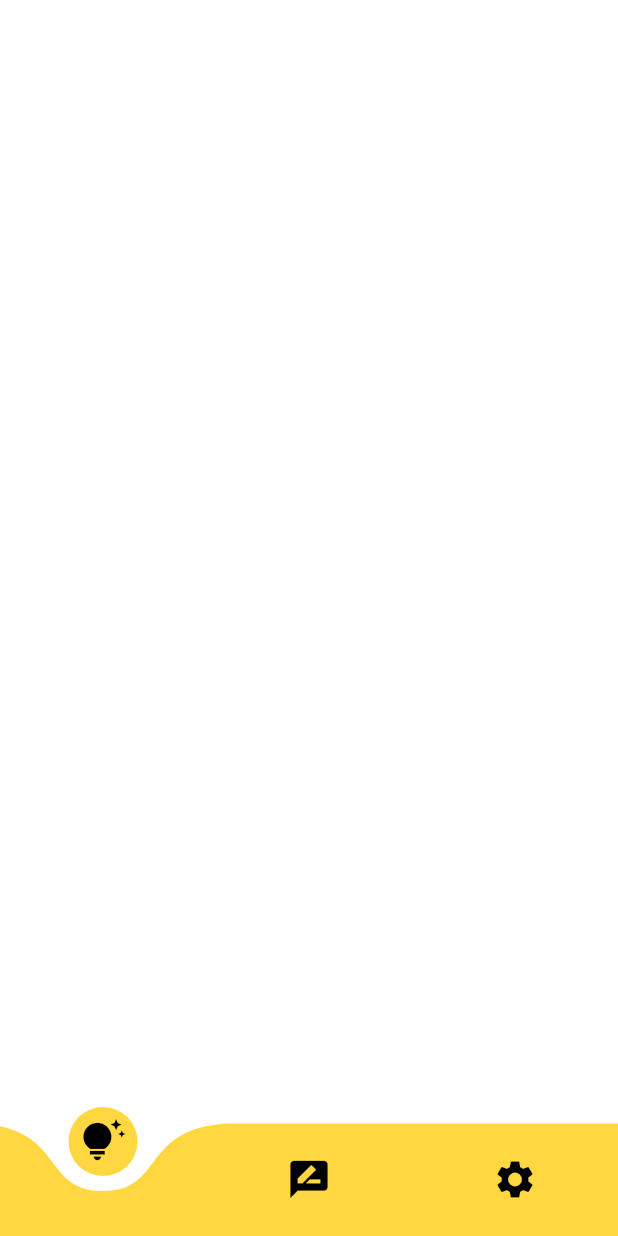
After one commit to Khushi740/hostelhive, a Flutter app: the screen it shows after launch, after a tap on "Login", on a phone screen of 412 x 824 dp. The commit adds this screen. Run offline on Flutter 3.47's test engine with Material 2 defaults, Android fonts, the phone set to English and light mode, and no system bars; drawn by our look-alikes of curved_navigation_bar.

Commit message:
Added notice screen
Signed-off-by: ishitag22 <ishitagaur4@gmail.com>

```diff
--- a/lib/login.dart
+++ b/lib/login.dart
@@ -1,3 +1,4 @@
+import 'package:final_minor/notice.dart';
 import 'package:final_minor/register.dart';
 import 'package:flutter/cupertino.dart';
 import 'package:flutter/gestures.dart';
@@ -93,14 +94,17 @@ class _LoginPageState extends State<LoginPage> {
                 borderRadius: BorderRadius.circular(50)
               ),width: MediaQuery.of(context).size
                 .width,height: 40,
+                child: TextButton( onPressed: (){
+                  Navigator.push(context, MaterialPageRoute(builder: (_)=> notice()));
+                },
                 child: const Center(child: Text('Login',style: TextStyle(color: Colors.white,fontWeight: FontWeight.w700,fontSize: 15),),)),
-
-              const SizedBox(height: 15,),
+              ),
+              //child: const SizedBox(height: 15,),
               Center(
                 child: InkWell(onTap: ()=> Navigator.push(context,MaterialPageRoute(builder: (_)=> const SignUp())),
                   child: const Text.rich(TextSpan(children: [
                     TextSpan(text:"Don't have an account yet? Register",style: TextStyle(fontSize:12 )),
-                    TextSpan(text: 'here',style: TextStyle(fontSize: 12,color: Color(0xFFF9A826))),
+                    TextSpan(text: ' here',style: TextStyle(fontSize: 12,color: Color(0xFFF9A826))),
                   ])),
                 ),
               )
--- /dev/null
+++ b/lib/notice.dart
@@ -0,0 +1,36 @@
+import 'package:curved_navigation_bar/curved_navigation_bar.dart';
+import 'package:flutter/material.dart';
+import 'package:final_minor/login.dart';
+
+class notice extends StatefulWidget {
+  const notice({super.key});
+
+  @override
+  State<notice> createState()=> noticeScreen();
+
+  }
+
+ class noticeScreen extends State<notice> {
+   @override
+   Widget build(BuildContext context) {
+     return Scaffold(
+       bottomNavigationBar: CurvedNavigationBar(
+         backgroundColor: Colors.white,
+         color: Colors.amberAccent,
+         animationDuration: Duration(milliseconds: 300),
+         items: <Widget>[
+           Icon(Icons.tips_and_updates, size: 30, color: Colors.black,),
+           Icon(Icons.rate_review, size: 30, color: Colors.black,),
+           Icon(Icons.settings, size: 30, color: Colors.black,),
+         ],
+         onTap: (index) {
+           //Handle button tap
+         },
+       ),
+       body: Container(color: Colors.white),
+     );
+
+   }
+
+
+ }
--- a/pubspec.yaml
+++ b/pubspec.yaml
@@ -35,7 +35,7 @@ dependencies:
   # The following adds the Cupertino Icons font to your application.
   # Use with the CupertinoIcons class for iOS style icons.
   cupertino_icons: ^1.0.2
-
+  curved_navigation_bar: ^1.0.3
 dev_dependencies:
   flutter_test:
     sdk: flutter
```
Also changed, not shown: pubspec.lock.
